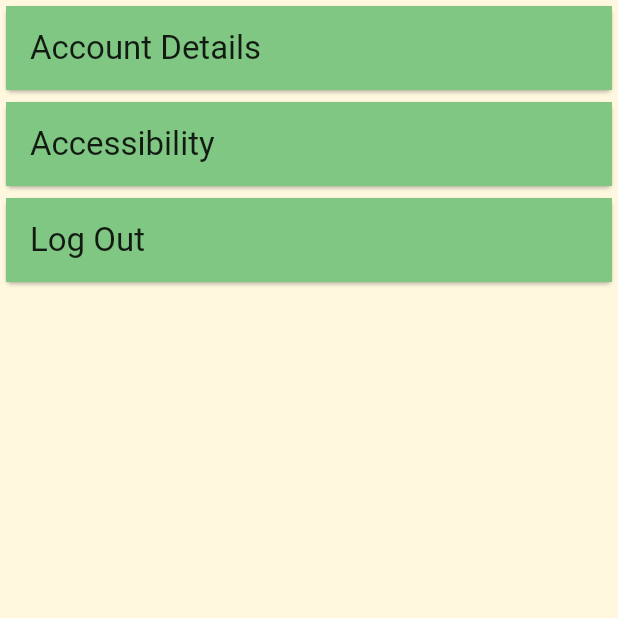
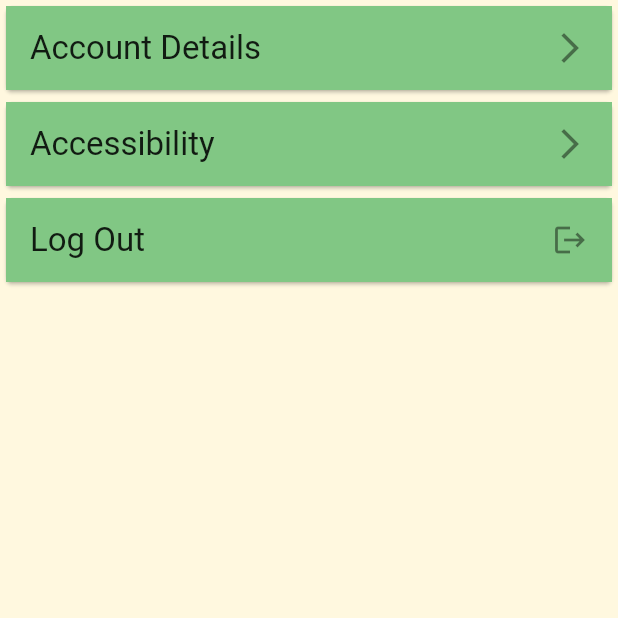
Before and after one commit to bsalloum123/lsat_prep_app_2, a Flutter app: the settings screen opened directly, on a phone screen of 412 x 824 dp, the top half of it. Run offline on Flutter 3.47's test engine with Material 2 defaults, Android fonts, the phone set to English and light mode, and no system bars; our stand-ins replace cloud_firestore, firebase_auth, firebase_core, image_picker; accounts and stored records are empty.

Commit message:
Added icons to settings buttons

```diff
--- a/lib/settings.dart
+++ b/lib/settings.dart
@@ -17,6 +17,7 @@ class settings extends StatelessWidget {
             child: ListTile(
               title: const Text('Account Details', style: lsatTextStyle),
               tileColor: Colors.green[300],
+              trailing: const Icon(Icons.arrow_forward_ios),
               onTap: () {
                 Navigator.push(
                   context,
@@ -33,6 +34,7 @@ class settings extends StatelessWidget {
             child: ListTile(
               title: const Text('Accessibility', style:lsatTextStyle),
               tileColor: Colors.green[300],
+              trailing: const Icon(Icons.arrow_forward_ios),
               onTap: () {
                 Navigator.push(
                   context,
@@ -49,6 +51,7 @@ class settings extends StatelessWidget {
             child: ListTile(
               title: const Text('Log Out', style:lsatTextStyle),
               tileColor: Colors.green[300],
+              trailing: const Icon(Icons.logout ),
               onTap: () {
                 Navigator.push(
                   context,
```
